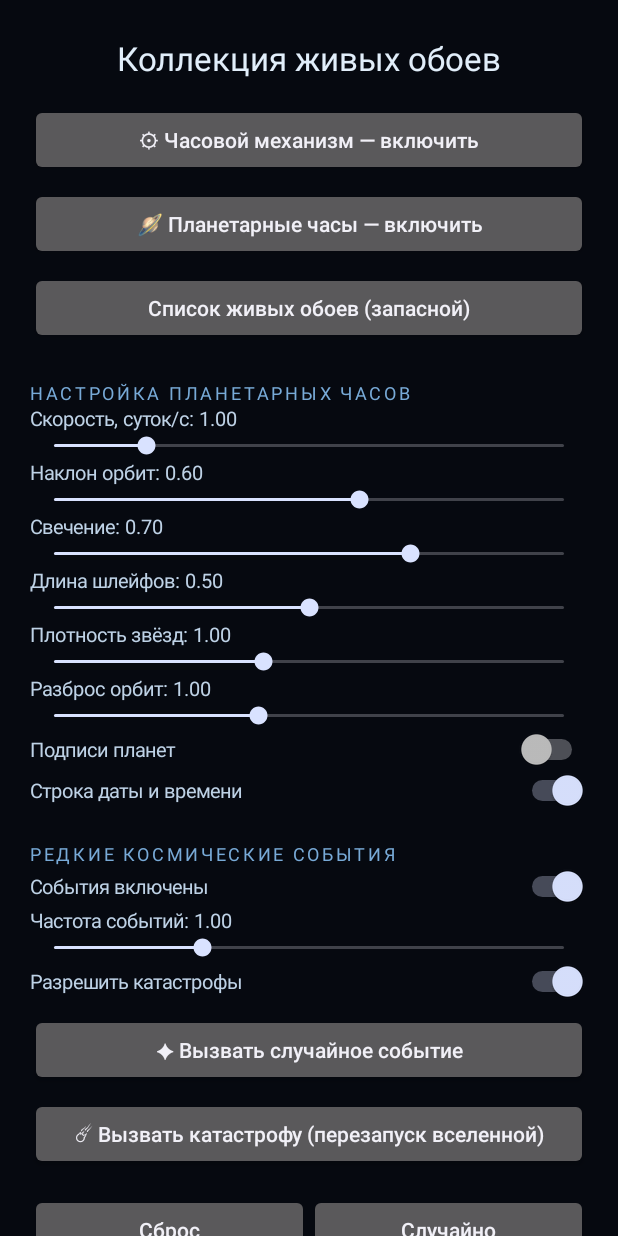
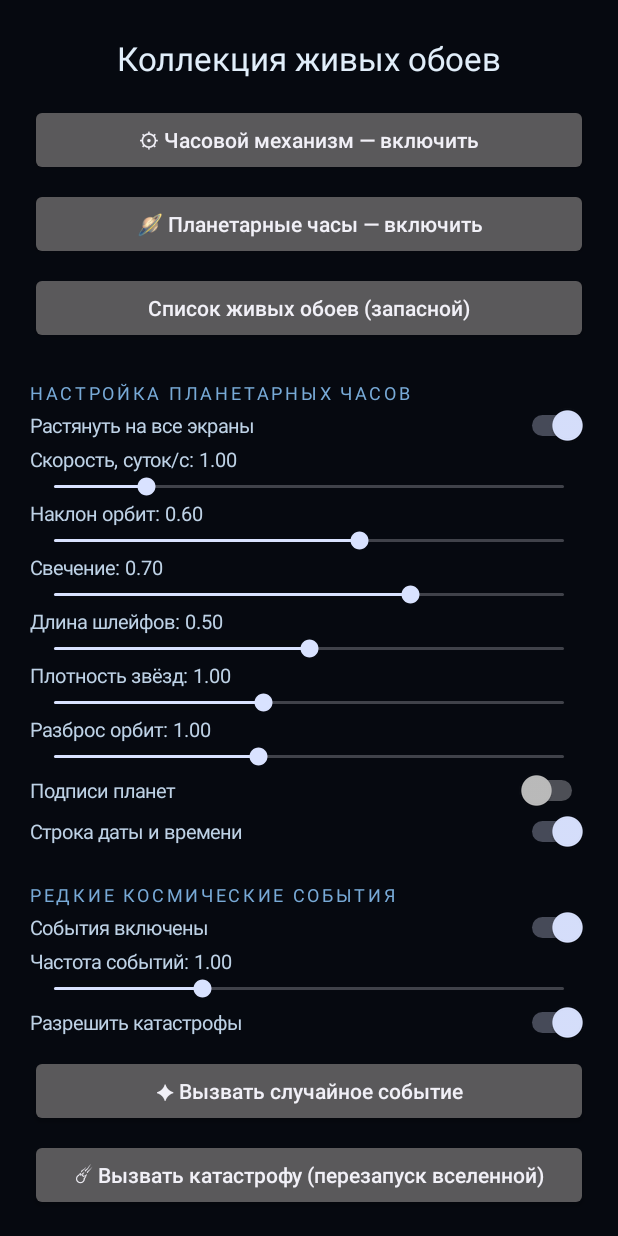
Before and after one commit to Radragast/Wallp, an Android app: the screen it shows after launch (MainActivity), on a phone screen of 412 x 824 dp. Run offline under Robolectric (Android 15) with nearby library versions, the phone set to English and light mode, and no system bars.

Commit message:
Update MainActivity.kt

```diff
--- a/app/src/main/java/com/example/gearwallpaper/MainActivity.kt
+++ b/app/src/main/java/com/example/gearwallpaper/MainActivity.kt
@@ -21,7 +21,6 @@ import java.util.Locale
 import kotlin.math.roundToInt
 
 class MainActivity : Activity() {
-
     private lateinit var prefs: SharedPreferences
 
     override fun onCreate(savedInstanceState: Bundle?) {
@@ -50,6 +49,7 @@ class MainActivity : Activity() {
 
         col.addView(space(dp(24)))
         col.addView(header("НАСТРОЙКА ПЛАНЕТАРНЫХ ЧАСОВ"))
+        switch(col, "Растянуть на все экраны", OrreryPrefs.MULTI_SCREEN, true)
         slider(col, "Скорость, суток/с", OrreryPrefs.SPEED, 0.1f, 5f)
         slider(col, "Наклон орбит", OrreryPrefs.TILT, 0f, 1f)
         slider(col, "Свечение", OrreryPrefs.GLOW, 0f, 1f)
```
